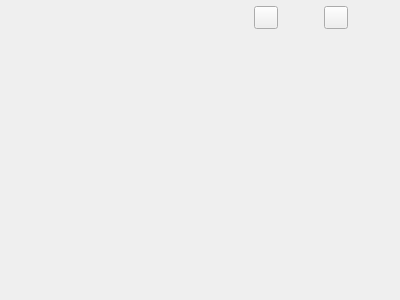
Qt form mainwindow.ui (xandroalmeida/CamViewer) before a commit.
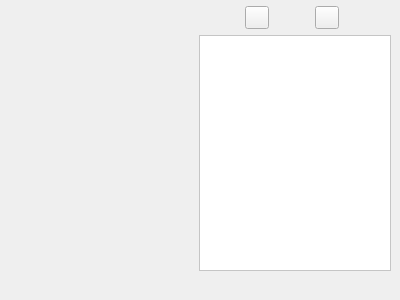
The same form after that commit. Icons and pictures are not drawn.

```diff
--- a/mainwindow.ui
+++ b/mainwindow.ui
@@ -30,9 +30,18 @@
        </sizepolicy>
       </property>
       <layout class="QGridLayout" name="centralLayout">
-       <property name="margin">
+       <property name="leftMargin">
+        <number>6</number>
+       </property>
+       <property name="topMargin">
+        <number>6</number>
+       </property>
+       <property name="rightMargin">
         <number>0</number>
        </property>
+       <property name="bottomMargin">
+        <number>6</number>
+       </property>
        <property name="spacing">
         <number>0</number>
        </property>
@@ -41,6 +50,12 @@
     </item>
     <item>
      <layout class="QVBoxLayout" name="verticalLayout">
+      <property name="leftMargin">
+       <number>9</number>
+      </property>
+      <property name="rightMargin">
+       <number>9</number>
+      </property>
       <property name="bottomMargin">
        <number>9</number>
       </property>
@@ -140,8 +155,72 @@
           <height>0</height>
          </size>
         </property>
+        <property name="palette">
+         <palette>
+          <active>
+           <colorrole role="Base">
+            <brush brushstyle="SolidPattern">
+             <color alpha="255">
+              <red>255</red>
+              <green>255</green>
+              <blue>255</blue>
+             </color>
+            </brush>
+           </colorrole>
+           <colorrole role="Window">
+            <brush brushstyle="SolidPattern">
+             <color alpha="255">
+              <red>255</red>
+              <green>255</green>
+              <blue>255</blue>
+             </color>
+            </brush>
+           </colorrole>
+          </active>
+          <inactive>
+           <colorrole role="Base">
+            <brush brushstyle="SolidPattern">
+             <color alpha="255">
+              <red>255</red>
+              <green>255</green>
+              <blue>255</blue>
+             </color>
+            </brush>
+           </colorrole>
+           <colorrole role="Window">
+            <brush brushstyle="SolidPattern">
+             <color alpha="255">
+              <red>255</red>
+              <green>255</green>
+              <blue>255</blue>
+             </color>
+            </brush>
+           </colorrole>
+          </inactive>
+          <disabled>
+           <colorrole role="Base">
+            <brush brushstyle="SolidPattern">
+             <color alpha="255">
+              <red>255</red>
+              <green>255</green>
+              <blue>255</blue>
+             </color>
+            </brush>
+           </colorrole>
+           <colorrole role="Window">
+            <brush brushstyle="SolidPattern">
+             <color alpha="255">
+              <red>255</red>
+              <green>255</green>
+              <blue>255</blue>
+             </color>
+            </brush>
+           </colorrole>
+          </disabled>
+         </palette>
+        </property>
         <property name="frameShape">
-         <enum>QFrame::NoFrame</enum>
+         <enum>QFrame::StyledPanel</enum>
         </property>
         <property name="frameShadow">
          <enum>QFrame::Sunken</enum>
@@ -154,7 +233,7 @@
           <rect>
            <x>0</x>
            <y>0</y>
-           <width>177</width>
+           <width>171</width>
            <height>224</height>
           </rect>
          </property>
```
Left out of the diff: 3 changed lines with no effect on the pictures.
